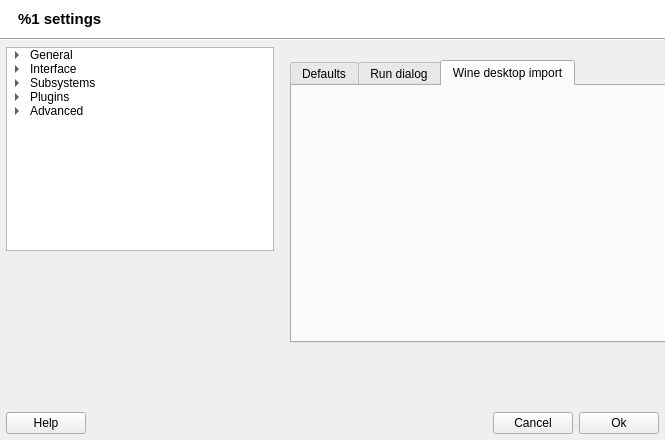
brezerk/q4wine, file src/q4wine-gui/uis/AppSettings.ui: the form before one commit.
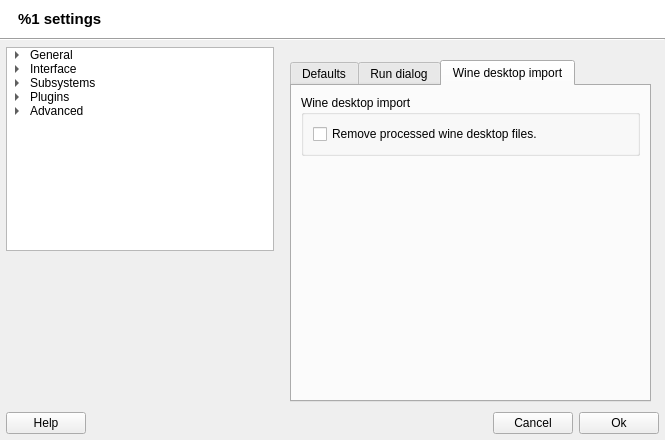
The form after the commit. The open tabs and pages were chosen to show the change. Icons and pictures are not drawn.

Commit message: Added: added "removeDesktopFiles" option which disabled by default;

The edit to the form file:
```diff
--- a/src/q4wine-gui/uis/AppSettings.ui
+++ b/src/q4wine-gui/uis/AppSettings.ui
@@ -229,8 +229,8 @@
        <rect>
         <x>290</x>
         <y>10</y>
-        <width>431</width>
-        <height>301</height>
+        <width>370</width>
+        <height>360</height>
        </rect>
       </property>
       <property name="currentIndex">
@@ -2320,6 +2320,46 @@
            <attribute name="title">
             <string>Wine desktop import</string>
            </attribute>
+           <layout class="QVBoxLayout" name="verticalLayout_3">
+            <item>
+             <widget class="QGroupBox" name="groupBox_72">
+              <property name="title">
+               <string>Wine desktop import</string>
+              </property>
+              <layout class="QVBoxLayout" name="_158">
+               <item>
+                <widget class="QCheckBox" name="chRemoveDesktopFiles">
+                 <property name="sizePolicy">
+                  <sizepolicy hsizetype="Preferred" vsizetype="Minimum">
+                   <horstretch>0</horstretch>
+                   <verstretch>0</verstretch>
+                  </sizepolicy>
+                 </property>
+                 <property name="text">
+                  <string>Remove processed wine desktop files.</string>
+                 </property>
+                 <property name="checked">
+                  <bool>false</bool>
+                 </property>
+                </widget>
+               </item>
+              </layout>
+             </widget>
+            </item>
+            <item>
+             <spacer name="verticalSpacer_2">
+              <property name="orientation">
+               <enum>Qt::Vertical</enum>
+              </property>
+              <property name="sizeHint" stdset="0">
+               <size>
+                <width>20</width>
+                <height>245</height>
+               </size>
+              </property>
+             </spacer>
+            </item>
+           </layout>
           </widget>
          </widget>
         </item>
```
Left out of the diff: 4 changed lines with no effect on the pictures. The commit also changes 2 other files.
